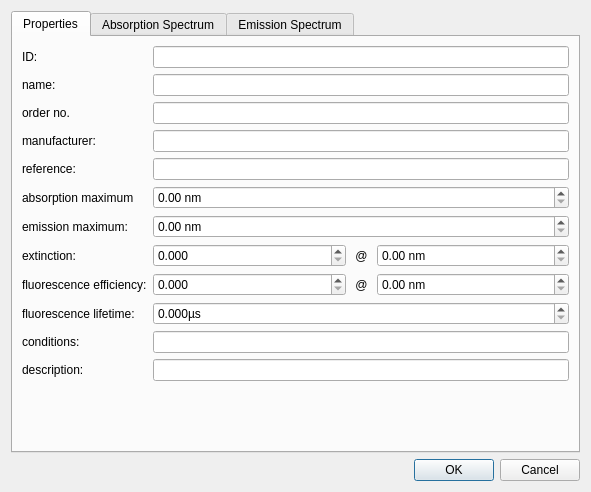
Old version of the form plugins/qfe_spectraviewer/qfespectraviewerfluorophoreditor.ui in the repository jkriege2/QuickFit3.
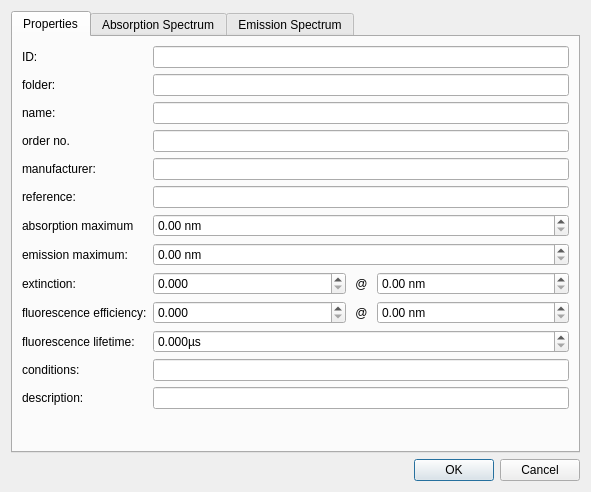
New version of the form. Icons and pictures are not drawn. Custom widgets are drawn as their Qt base class.

Commit message:
QuickFit3/qfe_spectraviewer: all fluorophores, lightsources, ... are now organized in folders
QuickFit3/FCSMaxEntEvaluation: added widgets to enter two ranges over which the relative particle numbers are calculated

```diff
--- a/plugins/qfe_spectraviewer/qfespectraviewerfluorophoreditor.ui
+++ b/plugins/qfe_spectraviewer/qfespectraviewerfluorophoreditor.ui
@@ -34,54 +34,54 @@
        <item row="0" column="1">
         <widget class="QLineEdit" name="edtID"/>
        </item>
-       <item row="1" column="0">
+       <item row="2" column="0">
         <widget class="QLabel" name="label_2">
          <property name="text">
           <string>name:</string>
          </property>
         </widget>
        </item>
-       <item row="1" column="1">
+       <item row="2" column="1">
         <widget class="QFEnhancedLineEdit" name="edtName"/>
        </item>
-       <item row="2" column="0">
+       <item row="3" column="0">
         <widget class="QLabel" name="label_3">
          <property name="text">
           <string>order no.</string>
          </property>
         </widget>
        </item>
-       <item row="2" column="1">
+       <item row="3" column="1">
         <widget class="QFEnhancedLineEdit" name="edtOrder"/>
        </item>
-       <item row="3" column="0">
+       <item row="4" column="0">
         <widget class="QLabel" name="label_4">
          <property name="text">
           <string>manufacturer:</string>
          </property>
         </widget>
        </item>
-       <item row="3" column="1">
+       <item row="4" column="1">
         <widget class="QFEnhancedLineEdit" name="edtManufacturer"/>
        </item>
-       <item row="4" column="0">
+       <item row="5" column="0">
         <widget class="QLabel" name="label_5">
          <property name="text">
           <string>reference:</string>
          </property>
         </widget>
        </item>
-       <item row="4" column="1">
+       <item row="5" column="1">
         <widget class="QFEnhancedLineEdit" name="edtReference"/>
        </item>
-       <item row="5" column="0">
+       <item row="6" column="0">
         <widget class="QLabel" name="label_6">
          <property name="text">
           <string>absorption maximum</string>
          </property>
         </widget>
        </item>
-       <item row="5" column="1">
+       <item row="6" column="1">
         <widget class="QDoubleSpinBox" name="spinAbsMax">
          <property name="suffix">
           <string> nm</string>
@@ -94,24 +94,24 @@
          </property>
         </widget>
        </item>
-       <item row="11" column="0">
+       <item row="12" column="0">
         <widget class="QLabel" name="label_7">
          <property name="text">
           <string>description:</string>
          </property>
         </widget>
        </item>
-       <item row="11" column="1">
+       <item row="12" column="1">
         <widget class="QFEnhancedLineEdit" name="edtDescription"/>
        </item>
-       <item row="6" column="0">
+       <item row="7" column="0">
         <widget class="QLabel" name="label_10">
          <property name="text">
           <string>emission maximum:</string>
          </property>
         </widget>
        </item>
-       <item row="6" column="1">
+       <item row="7" column="1">
         <widget class="QDoubleSpinBox" name="spinEmMax">
          <property name="suffix">
           <string> nm</string>
@@ -124,14 +124,14 @@
          </property>
         </widget>
        </item>
-       <item row="8" column="0">
+       <item row="9" column="0">
         <widget class="QLabel" name="label_11">
          <property name="text">
           <string>fluorescence efficiency:</string>
          </property>
         </widget>
        </item>
-       <item row="8" column="1">
+       <item row="9" column="1">
         <layout class="QHBoxLayout" name="horizontalLayout_3" stretch="1,0,1">
          <item>
           <widget class="QDoubleSpinBox" name="spinFlEff">
@@ -168,14 +168,14 @@
          </item>
         </layout>
        </item>
-       <item row="7" column="0">
+       <item row="8" column="0">
         <widget class="QLabel" name="label_13">
          <property name="text">
           <string>extinction:</string>
          </property>
         </widget>
        </item>
-       <item row="7" column="1">
+       <item row="8" column="1">
         <layout class="QHBoxLayout" name="horizontalLayout_4" stretch="1,0,1">
          <item>
           <widget class="QDoubleSpinBox" name="spinExtinction">
@@ -212,14 +212,14 @@
          </item>
         </layout>
        </item>
-       <item row="9" column="0">
+       <item row="10" column="0">
         <widget class="QLabel" name="label_15">
          <property name="text">
           <string>fluorescence lifetime:</string>
          </property>
         </widget>
        </item>
-       <item row="9" column="1">
+       <item row="10" column="1">
         <widget class="QDoubleSpinBox" name="spinLifetime">
          <property name="suffix">
           <string>µs</string>
@@ -235,16 +235,26 @@
          </property>
         </widget>
        </item>
-       <item row="10" column="0">
+       <item row="11" column="0">
         <widget class="QLabel" name="label_16">
          <property name="text">
           <string>conditions:</string>
          </property>
         </widget>
        </item>
-       <item row="10" column="1">
+       <item row="11" column="1">
         <widget class="QFEnhancedLineEdit" name="edtCondition"/>
        </item>
+       <item row="1" column="0">
+        <widget class="QLabel" name="label_17">
+         <property name="text">
+          <string>folder:</string>
+         </property>
+        </widget>
+       </item>
+       <item row="1" column="1">
+        <widget class="QFEnhancedLineEdit" name="edtFolder"/>
+       </item>
       </layout>
      </widget>
      <widget class="QWidget" name="tab_2">
```
Left out of the diff: 1 changed line with no effect on the pictures. The commit also changes 43 other files.
